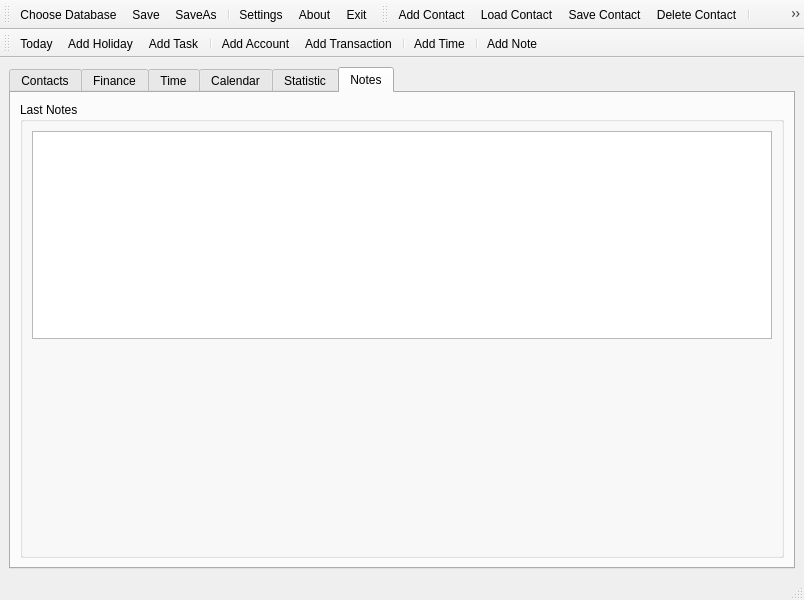
Before: the Qt Designer form trunk/Organizer/OrganizerView.ui in konradlst/Organizer, drawn with Qt 5.
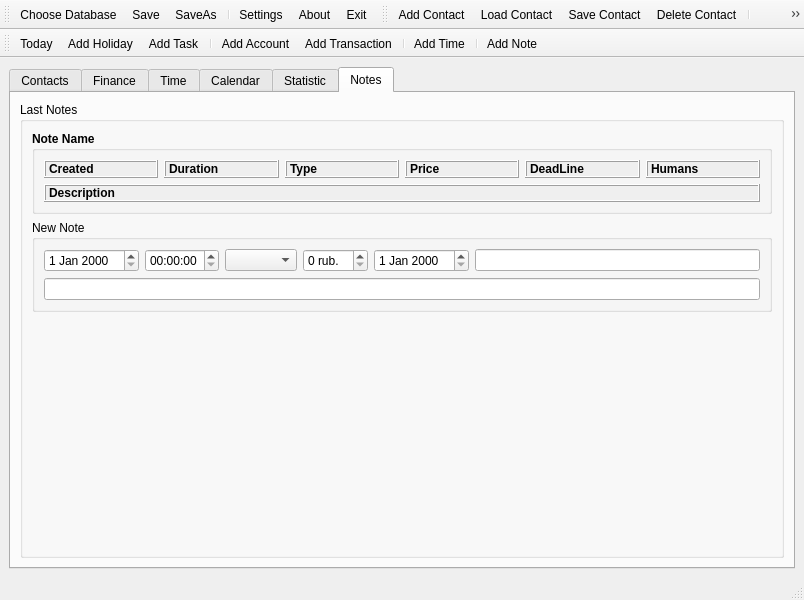
After: the same form once the commit is applied. The open tabs and pages were chosen to show the change. Icons and pictures are not drawn. Custom widgets are drawn as their Qt base class.

Diff of the .ui file:
```diff
--- a/trunk/Organizer/OrganizerView.ui
+++ b/trunk/Organizer/OrganizerView.ui
@@ -747,108 +747,7 @@
           </property>
           <layout class="QVBoxLayout" name="verticalLayout_4">
            <item>
-            <layout class="QHBoxLayout" name="horizontalLayout_5">
-             <item>
-              <widget class="QComboBox" name="comboBox_3">
-               <property name="enabled">
-                <bool>false</bool>
-               </property>
-               <property name="editable">
-                <bool>false</bool>
-               </property>
-               <item>
-                <property name="text">
-                 <string>deal1</string>
-                </property>
-               </item>
-              </widget>
-             </item>
-             <item>
-              <widget class="Line" name="line_6">
-               <property name="orientation">
-                <enum>Qt::Vertical</enum>
-               </property>
-              </widget>
-             </item>
-             <item>
-              <widget class="QTimeEdit" name="timeEdit_14">
-               <property name="readOnly">
-                <bool>true</bool>
-               </property>
-              </widget>
-             </item>
-             <item>
-              <widget class="Line" name="line_5">
-               <property name="orientation">
-                <enum>Qt::Vertical</enum>
-               </property>
-              </widget>
-             </item>
-             <item>
-              <widget class="QTimeEdit" name="timeEdit_16">
-               <property name="readOnly">
-                <bool>true</bool>
-               </property>
-              </widget>
-             </item>
-             <item>
-              <widget class="QLabel" name="label_14">
-               <property name="text">
-                <string> - </string>
-               </property>
-              </widget>
-             </item>
-             <item>
-              <widget class="QTimeEdit" name="timeEdit_15">
-               <property name="readOnly">
-                <bool>true</bool>
-               </property>
-              </widget>
-             </item>
-             <item>
-              <widget class="Line" name="line">
-               <property name="orientation">
-                <enum>Qt::Vertical</enum>
-               </property>
-              </widget>
-             </item>
-             <item>
-              <widget class="QLineEdit" name="lineEdit">
-               <property name="text">
-                <string>comment</string>
-               </property>
-              </widget>
-             </item>
-             <item>
-              <widget class="QPushButton" name="pushButton_2">
-               <property name="sizePolicy">
-                <sizepolicy hsizetype="Fixed" vsizetype="Fixed">
-                 <horstretch>0</horstretch>
-                 <verstretch>0</verstretch>
-                </sizepolicy>
-               </property>
-               <property name="minimumSize">
-                <size>
-                 <width>25</width>
-                 <height>25</height>
-                </size>
-               </property>
-               <property name="maximumSize">
-                <size>
-                 <width>25</width>
-                 <height>25</height>
-                </size>
-               </property>
-               <property name="text">
-                <string/>
-               </property>
-               <property name="icon">
-                <iconset resource="res.qrc">
-                 <normaloff>:/deleteContact</normaloff>:/deleteContact</iconset>
-               </property>
-              </widget>
-             </item>
-            </layout>
+            <widget class="TimeView" name="widget" native="true"/>
            </item>
            <item>
             <spacer name="verticalSpacer_5">
@@ -1737,7 +1636,268 @@
           </property>
           <layout class="QVBoxLayout" name="verticalLayout_8">
            <item>
-            <widget class="QListWidget" name="listWidget"/>
+            <widget class="QGroupBox" name="groupBox_4">
+             <property name="font">
+              <font>
+               <weight>75</weight>
+               <bold>true</bold>
+              </font>
+             </property>
+             <property name="title">
+              <string>Note Name</string>
+             </property>
+             <layout class="QVBoxLayout" name="verticalLayout_14">
+              <item>
+               <layout class="QHBoxLayout" name="horizontalLayout_3">
+                <item>
+                 <widget class="QLabel" name="label_16">
+                  <property name="font">
+                   <font>
+                    <weight>75</weight>
+                    <bold>true</bold>
+                   </font>
+                  </property>
+                  <property name="autoFillBackground">
+                   <bool>true</bool>
+                  </property>
+                  <property name="frameShape">
+                   <enum>QFrame::Box</enum>
+                  </property>
+                  <property name="frameShadow">
+                   <enum>QFrame::Raised</enum>
+                  </property>
+                  <property name="midLineWidth">
+                   <number>0</number>
+                  </property>
+                  <property name="text">
+                   <string>Created</string>
+                  </property>
+                  <property name="margin">
+                   <number>1</number>
+                  </property>
+                 </widget>
+                </item>
+                <item>
+                 <widget class="QLabel" name="label_15">
+                  <property name="font">
+                   <font>
+                    <weight>75</weight>
+                    <bold>true</bold>
+                   </font>
+                  </property>
+                  <property name="autoFillBackground">
+                   <bool>true</bool>
+                  </property>
+                  <property name="frameShape">
+                   <enum>QFrame::Box</enum>
+                  </property>
+                  <property name="frameShadow">
+                   <enum>QFrame::Raised</enum>
+                  </property>
+                  <property name="midLineWidth">
+                   <number>0</number>
+                  </property>
+                  <property name="text">
+                   <string>Duration</string>
+                  </property>
+                  <property name="margin">
+                   <number>1</number>
+                  </property>
+                 </widget>
+                </item>
+                <item>
+                 <widget class="QLabel" name="label_14">
+                  <property name="font">
+                   <font>
+                    <weight>75</weight>
+                    <bold>true</bold>
+                   </font>
+                  </property>
+                  <property name="autoFillBackground">
+                   <bool>true</bool>
+                  </property>
+                  <property name="frameShape">
+                   <enum>QFrame::Box</enum>
+                  </property>
+                  <property name="frameShadow">
+                   <enum>QFrame::Raised</enum>
+                  </property>
+                  <property name="midLineWidth">
+                   <number>0</number>
+                  </property>
+                  <property name="text">
+                   <string>Type</string>
+                  </property>
+                  <property name="margin">
+                   <number>1</number>
+                  </property>
+                 </widget>
+                </item>
+                <item>
+                 <widget class="QLabel" name="label_21">
+                  <property name="font">
+                   <font>
+                    <weight>75</weight>
+                    <bold>true</bold>
+                   </font>
+                  </property>
+                  <property name="autoFillBackground">
+                   <bool>true</bool>
+                  </property>
+                  <property name="frameShape">
+                   <enum>QFrame::Box</enum>
+                  </property>
+                  <property name="frameShadow">
+                   <enum>QFrame::Raised</enum>
+                  </property>
+                  <property name="midLineWidth">
+                   <number>0</number>
+                  </property>
+                  <property name="text">
+                   <string>Price</string>
+                  </property>
+                  <property name="margin">
+                   <number>1</number>
+                  </property>
+                 </widget>
+                </item>
+                <item>
+                 <widget class="QLabel" name="label_18">
+                  <property name="font">
+                   <font>
+                    <weight>75</weight>
+                    <bold>true</bold>
+                   </font>
+                  </property>
+                  <property name="autoFillBackground">
+                   <bool>true</bool>
+                  </property>
+                  <property name="frameShape">
+                   <enum>QFrame::Box</enum>
+                  </property>
+                  <property name="frameShadow">
+                   <enum>QFrame::Raised</enum>
+                  </property>
+                  <property name="midLineWidth">
+                   <number>0</number>
+                  </property>
+                  <property name="text">
+                   <string>DeadLine</string>
+                  </property>
+                  <property name="margin">
+                   <number>1</number>
+                  </property>
+                 </widget>
+                </item>
+                <item>
+                 <widget class="QLabel" name="label_17">
+                  <property name="font">
+                   <font>
+                    <weight>75</weight>
+                    <bold>true</bold>
+                   </font>
+                  </property>
+                  <property name="autoFillBackground">
+                   <bool>true</bool>
+                  </property>
+                  <property name="frameShape">
+                   <enum>QFrame::Box</enum>
+                  </property>
+                  <property name="frameShadow">
+                   <enum>QFrame::Raised</enum>
+                  </property>
+                  <property name="midLineWidth">
+                   <number>0</number>
+                  </property>
+                  <property name="text">
+                   <string>Humans</string>
+                  </property>
+                  <property name="margin">
+                   <number>1</number>
+                  </property>
+                 </widget>
+                </item>
+               </layout>
+              </item>
+              <item>
+               <widget class="QLabel" name="label_22">
+                <property name="font">
+                 <font>
+                  <weight>75</weight>
+                  <bold>true</bold>
+                 </font>
+                </property>
+                <property name="autoFillBackground">
+                 <bool>true</bool>
+                </property>
+                <property name="frameShape">
+                 <enum>QFrame::Box</enum>
+                </property>
+                <property name="frameShadow">
+                 <enum>QFrame::Raised</enum>
+                </property>
+                <property name="midLineWidth">
+                 <number>0</number>
+                </property>
+                <property name="text">
+                 <string>Description</string>
+                </property>
+                <property name="margin">
+                 <number>1</number>
+                </property>
+               </widget>
+              </item>
+             </layout>
+            </widget>
+           </item>
+           <item>
+            <widget class="QGroupBox" name="groupBox_3">
+             <property name="title">
+              <string>New Note</string>
+             </property>
+             <layout class="QVBoxLayout" name="verticalLayout_13">
+              <item>
+               <layout class="QHBoxLayout" name="horizontalLayout_2">
+                <item>
+                 <widget class="QDateEdit" name="dateEdit_5"/>
+                </item>
+                <item>
+                 <widget class="QTimeEdit" name="timeEdit_11"/>
+                </item>
+                <item>
+                 <widget class="QComboBox" name="comboBox"/>
+                </item>
+                <item>
+                 <widget class="QSpinBox" name="spinBox_2">
+                  <property name="suffix">
+                   <string> rub.</string>
+                  </property>
+                  <property name="value">
+                   <number>0</number>
+                  </property>
+                 </widget>
+                </item>
+                <item>
+                 <widget class="QDateEdit" name="dateEdit_6"/>
+                </item>
+                <item>
+                 <widget class="QLineEdit" name="lineEdit_3">
+                  <property name="text">
+                   <string/>
+                  </property>
+                 </widget>
+                </item>
+               </layout>
+              </item>
+              <item>
+               <widget class="QLineEdit" name="lineEdit_4">
+                <property name="text">
+                 <string/>
+                </property>
+               </widget>
+              </item>
+             </layout>
+            </widget>
            </item>
            <item>
             <spacer name="verticalSpacer">
@@ -2030,6 +2190,12 @@
    <header>./Views/transactionView.h</header>
    <container>1</container>
   </customwidget>
+  <customwidget>
+   <class>TimeView</class>
+   <extends>QWidget</extends>
+   <header>./Views/timeView.h</header>
+   <container>1</container>
+  </customwidget>
  </customwidgets>
  <resources>
   <include location="res.qrc"/>
```
Left out of the diff: 4 changed lines with no effect on the pictures.
